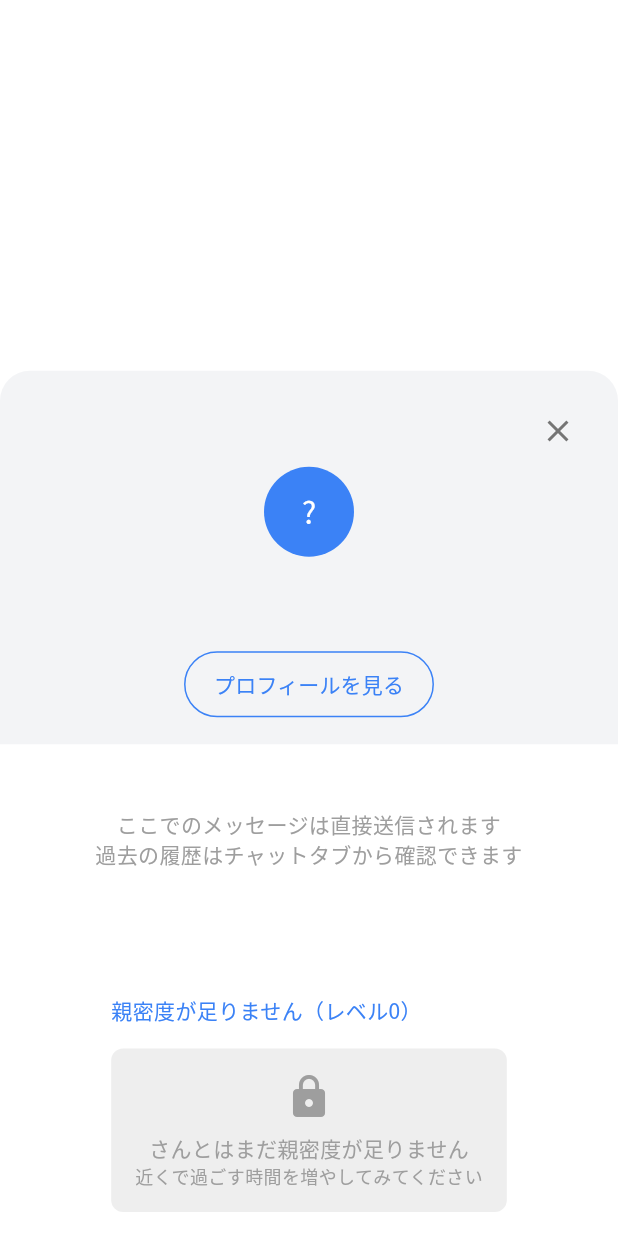
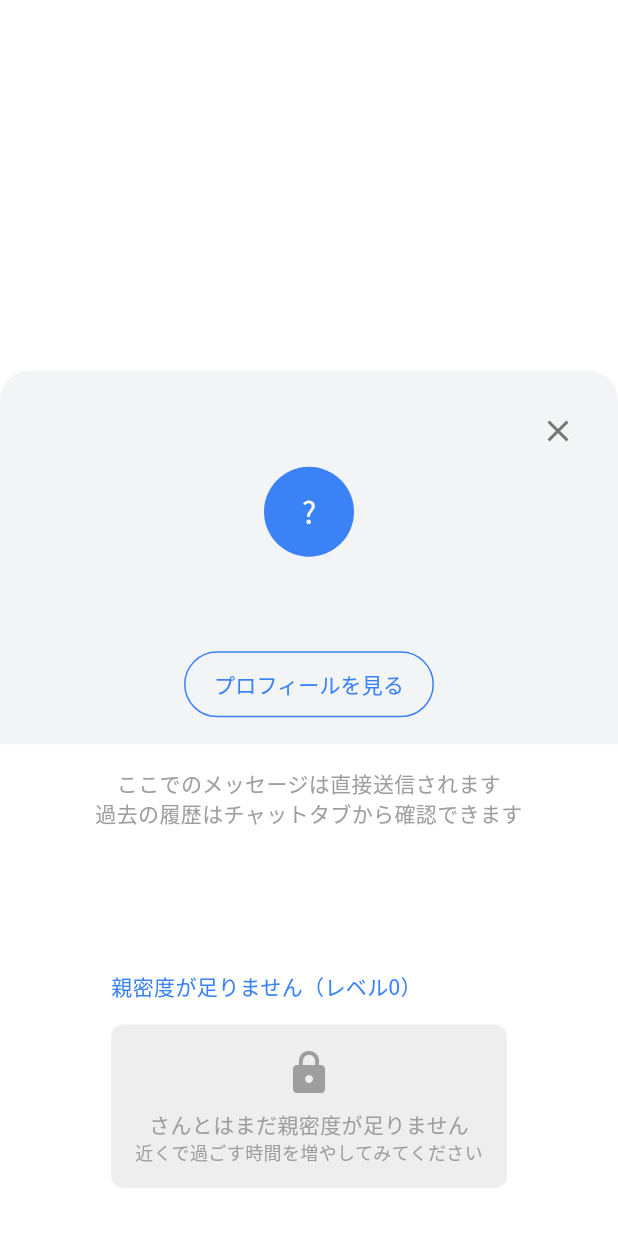
Before and after one commit to naka6ryo/Yuruito_UI_idea, a Flutter app: the MapProfileModal widget shown alone on an empty page, opened directly with empty values, on a phone screen of 412 x 824 dp. Run offline on Flutter 3.47's test engine with Material 3 defaults, Android fonts, the phone set to English and light mode, and no system bars; our stand-ins replace cloud_firestore, firebase_auth, firebase_core, flutter_riverpod, geolocator, google_fonts and 1 more; missing offline and left inert: dart:html, dart:js_util; accounts and stored records are empty; network calls fail; statements that could not run were skipped.

Commit message:
fix: Map UI改善とDM送信後スクロール機能追加 - 下部名前表示削除、オーバーフロー修正、送信後自動スクロール

```diff
--- a/lib/features/map/presentation/map_screen.dart
+++ b/lib/features/map/presentation/map_screen.dart
@@ -692,6 +692,7 @@ class _MapProfileModalState extends State<MapProfileModal> {
 
             // 一時的なメッセージリスト（1時間以内のもののみ表示）
             Expanded(
+              child: SingleChildScrollView(
                 child: StreamBuilder<DocumentSnapshot>(
                   stream: FirebaseFirestore.instance
                       .collection('locations')
@@ -717,10 +718,13 @@ class _MapProfileModalState extends State<MapProfileModal> {
                       if (diff.inHours >= 1) {
                         _clearExpiredMessage();
                         return const Center(
+                          child: Padding(
+                            padding: EdgeInsets.all(16),
                             child: Text(
                               'ここでのメッセージは直接送信されます\n過去の履歴はチャットタブから確認できます',
                               textAlign: TextAlign.center,
                               style: TextStyle(color: Colors.grey),
+                            ),
                           ),
                         );
                       }
@@ -775,18 +779,24 @@ class _MapProfileModalState extends State<MapProfileModal> {
                     }
 
                     return const Center(
+                      child: Padding(
+                        padding: EdgeInsets.all(16),
                         child: Text(
                           'ここでのメッセージは直接送信されます\n過去の履歴はチャットタブから確認できます',
                           textAlign: TextAlign.center,
                           style: TextStyle(color: Colors.grey),
                         ),
+                      ),
                     );
                   },
                 ),
               ),
+            ),
 
             // 親密度ベースのメッセージ入力
-            IntimacyMessageWidget(
+            Container(
+              padding: const EdgeInsets.all(16),
+              child: IntimacyMessageWidget(
                 targetUserId: widget.user.id,
                 targetUserName: widget.user.name,
                 onSendMessage: (message, isSticker) async {
@@ -807,6 +817,7 @@ class _MapProfileModalState extends State<MapProfileModal> {
                     );
                   }
                 },
+              ),
             ),
           ],
         ),
```
Also changed, not shown: lib/features/chat/presentation/chat_room_screen.dart (+18 -0 lines). Lines whose indentation alone changed are shown as unchanged.
